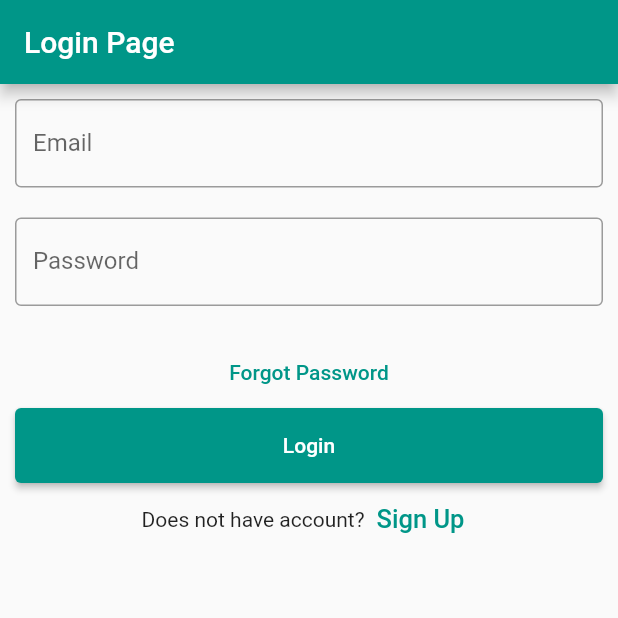
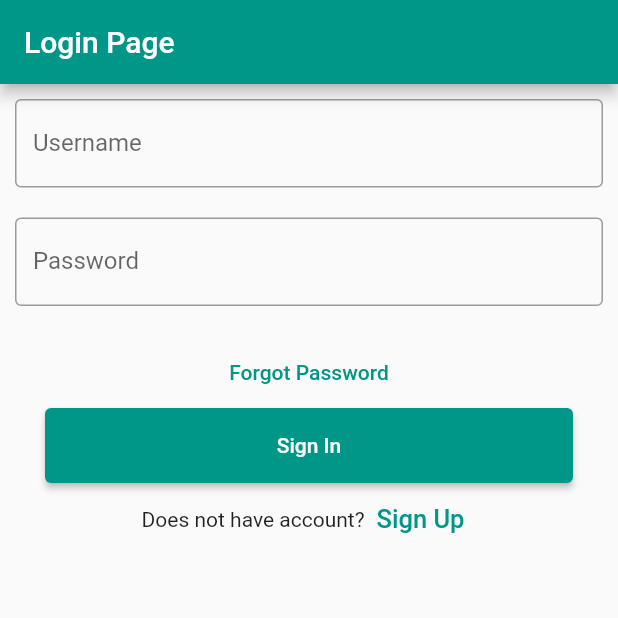
Before and after one commit to elinonga/hospital_app_flutter_frontend, a Flutter app: the RegistrationPage screen opened directly, after a tap on "Sign In", on a phone screen of 412 x 824 dp, the top half of it. Run offline on Flutter 3.47's test engine with Material 2 defaults, Android fonts, the phone set to English and light mode, and no system bars; our stand-ins replace hexcolor.

Commit message:
:necktie: Login Page Integration with Python Django

```diff
--- a/lib/main.dart
+++ b/lib/main.dart
@@ -1,5 +1,6 @@
 import 'package:flutter/material.dart';
 import 'package:medical_app/main_screen.dart';
+import 'package:medical_app/pages/auth/login.dart';
 
 void main() {
   runApp(const MyApp());
--- a/lib/pages/auth/login.dart
+++ b/lib/pages/auth/login.dart
@@ -1,5 +1,13 @@
+import 'dart:convert';
+
 import 'package:flutter/material.dart';
 import 'package:medical_app/pages/auth/register.dart';
+
+import 'package:http/http.dart' as http;
+import 'package:medical_app/pages/home.dart';
+import 'package:medical_app/pages/widgets/auth/button.dart';
+import 'package:medical_app/services/auth_service.dart';
+import 'package:medical_app/services/globals.dart';
 
 class LoginPage extends StatefulWidget {
   const LoginPage({Key? key}) : super(key: key);
@@ -9,8 +17,26 @@ class LoginPage extends StatefulWidget {
 }
 
 class _LoginPageState extends State<LoginPage> {
-  TextEditingController emailController = TextEditingController();
-  TextEditingController passwordController = TextEditingController();
+  String _username = '';
+  String _password = '';
+
+  loginPressed() async {
+    if (_username.isNotEmpty && _password.isNotEmpty) {
+      http.Response response = await AuthServices.login(_username, _password);
+      Map responseMap = jsonDecode(response.body);
+      if (response.statusCode == 200) {
+        Navigator.push(
+            context,
+            MaterialPageRoute(
+              builder: (BuildContext context) => const HomePage(),
+            ));
+      } else {
+        errorSnackBar(context, responseMap.values.first);
+      }
+    } else {
+      errorSnackBar(context, 'enter all required fields');
+    }
+  }
 
   @override
   Widget build(BuildContext context) {
@@ -20,15 +46,17 @@ class _LoginPageState extends State<LoginPage> {
       body: ListView(children: [
         // 🎊
 
-        // Email
+        // Username
         Container(
           padding: const EdgeInsets.all(10),
           child: TextField(
-            controller: emailController,
             decoration: const InputDecoration(
               border: OutlineInputBorder(),
-              labelText: 'Email',
+              labelText: 'Username',
             ),
+            onChanged: (value) {
+              _username = value;
+            },
           ),
         ),
 
@@ -37,11 +65,13 @@ class _LoginPageState extends State<LoginPage> {
           padding: const EdgeInsets.fromLTRB(10, 10, 10, 0),
           child: TextField(
             obscureText: true,
-            controller: passwordController,
             decoration: const InputDecoration(
               border: OutlineInputBorder(),
               labelText: 'Password',
             ),
+            onChanged: (value) {
+              _password = value;
+            },
           ),
         ),
 
@@ -59,17 +89,11 @@ class _LoginPageState extends State<LoginPage> {
           ),
         ),
 
-        // Register Button
-        Container(
-            height: 50,
-            padding: const EdgeInsets.fromLTRB(10, 0, 10, 0),
-            child: ElevatedButton(
-              child: const Text('Login'),
-              onPressed: () {
-                print(emailController.text);
-                print(passwordController.text);
-              },
-            )),
+        // Login Button
+        LoginRegButton(
+          btnText: 'Sign In',
+          onBtnPressed: () => loginPressed(),
+        ),
 
         // Does not have an account?
         Row(
--- a/lib/pages/auth/register.dart
+++ b/lib/pages/auth/register.dart
@@ -37,14 +37,12 @@ class _RegistrationPageState extends State<RegistrationPage> {
       Map responseMap = jsonDecode(response.body);
 
       if (response.statusCode == 200) {
-        // if account created successfully
         Navigator.push(
             context,
             MaterialPageRoute(
               builder: (BuildContext context) => const HomePage(),
             ));
       } else {
-        // if account not created successfully
         errorSnackBar(context, responseMap.values.first[0]);
       }
     } else {
@@ -154,7 +152,7 @@ class _RegistrationPageState extends State<RegistrationPage> {
 
         // Register Button
         LoginRegButton(
-          btnText: 'Create Account',
+          btnText: 'Register',
           onBtnPressed: () => createAccount(),
         ),
 
--- a/lib/services/globals.dart
+++ b/lib/services/globals.dart
@@ -4,6 +4,6 @@ errorSnackBar(BuildContext context, String text) {
   ScaffoldMessenger.of(context).showSnackBar(SnackBar(
     backgroundColor: Colors.red,
     content: Text(text),
-    duration: const Duration(seconds: 1),
+    duration: const Duration(seconds: 5),
   ));
 }
```
Also changed, not shown: lib/pages/home.dart (+12 -0 lines), lib/services/auth_service.dart (+27 -1 lines).
